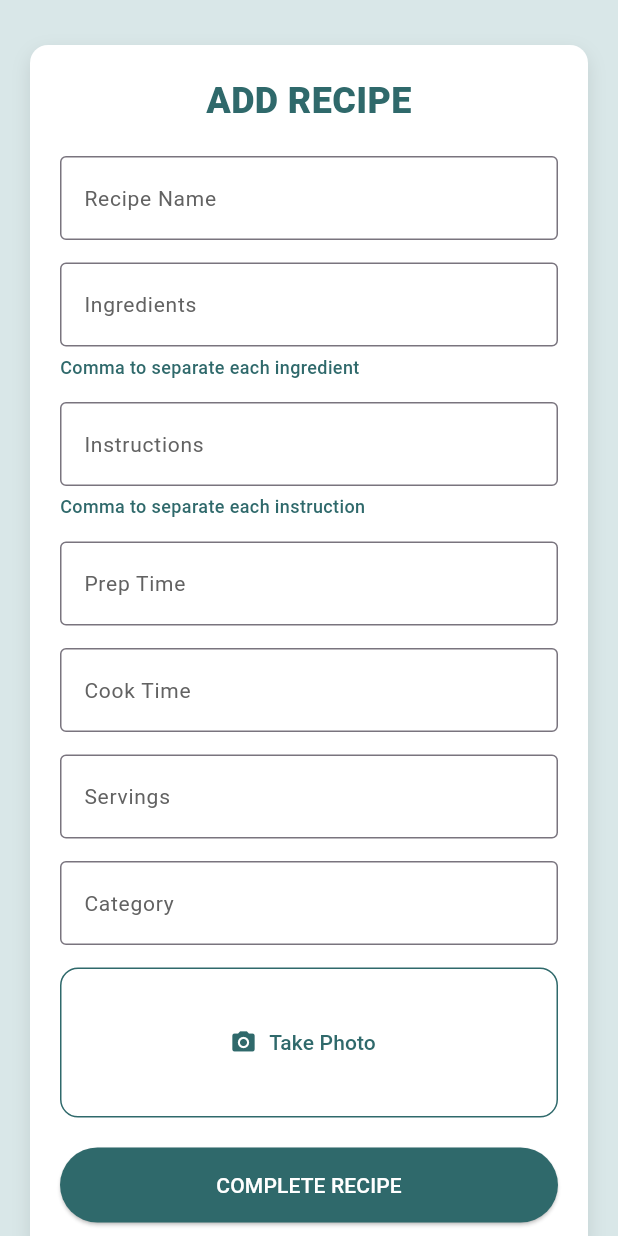
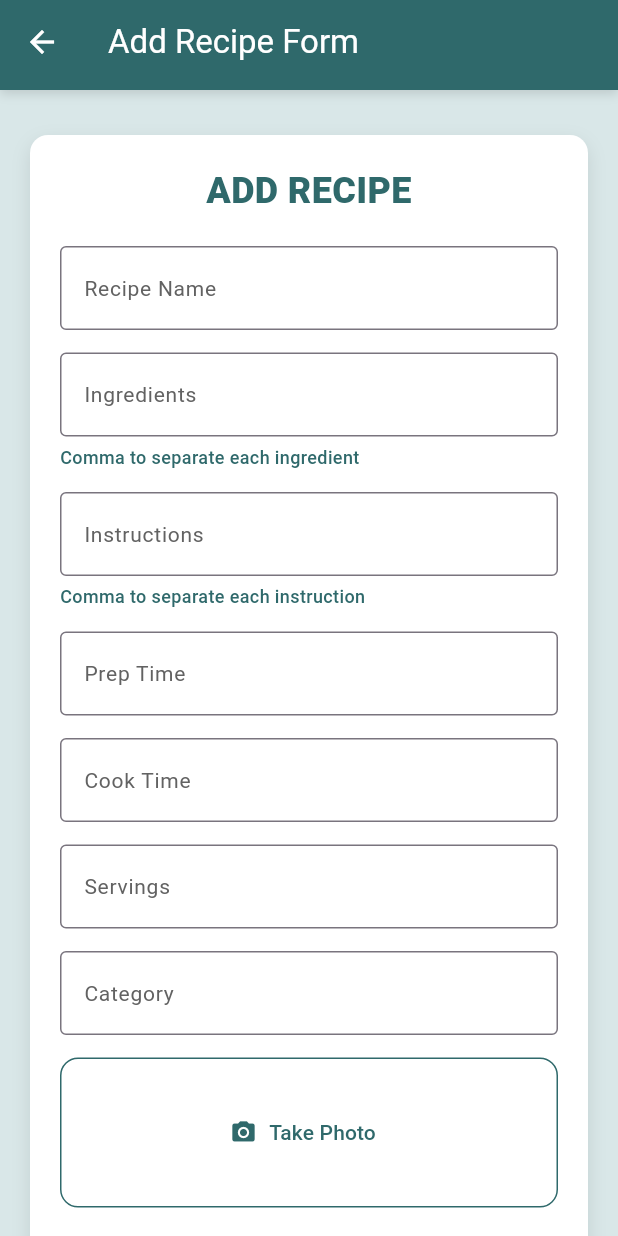
Before and after one commit to Mimiiiii017/CPD_Recipe_List, a Flutter app: the AddRecipeScreen screen opened directly, on a phone screen of 412 x 824 dp. Run offline on Flutter 3.47's test engine with Material 3 defaults, Android fonts, the phone set to English and light mode, and no system bars; our stand-ins replace firebase_core, firebase_database, firebase_storage, image_picker; accounts and stored records are empty; Roboto replaces fonts that are missing (Poppins).

Commit message:
added header with back button for add_recipe_screen.dart

```diff
--- a/lib/screens/add_recipe_screen.dart
+++ b/lib/screens/add_recipe_screen.dart
@@ -59,7 +59,36 @@ class _AddRecipeScreenState extends State<AddRecipeScreen> {
   @override
   Widget build(BuildContext context) {
     return Scaffold(
+
       backgroundColor: const Color(0xFFD9E7E8),
+
+        appBar: PreferredSize(
+        preferredSize: const Size.fromHeight(60),
+        child: Container(
+          decoration: const BoxDecoration(
+            color: Color(0xFF2F696B),
+            boxShadow: [
+              BoxShadow(
+                color: Colors.black12,
+                blurRadius: 5,
+                offset: Offset(0, 3),
+              ),
+            ],
+          ),
+          child: AppBar(
+            backgroundColor: Colors.transparent,
+            elevation: 0,
+            leading: IconButton(
+              icon: const Icon(Icons.arrow_back, color: Colors.white),
+              onPressed: () {
+                Navigator.pop(context);
+              },
+            ),
+            title: const Text('Add Recipe Form', style: TextStyle(color: Colors.white)),
+          ),
+        ),
+      ),
+
       body: SafeArea(
         child: SingleChildScrollView(
           padding: const EdgeInsets.symmetric(horizontal: 20, vertical: 30),
```
